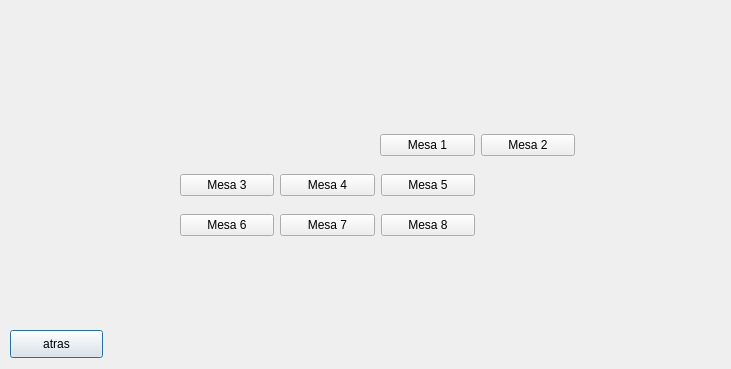
First picture: the form in Restaurante/mesasucursal.ui, repository kpzaolod6000/HELLOWORLD, before the edit.
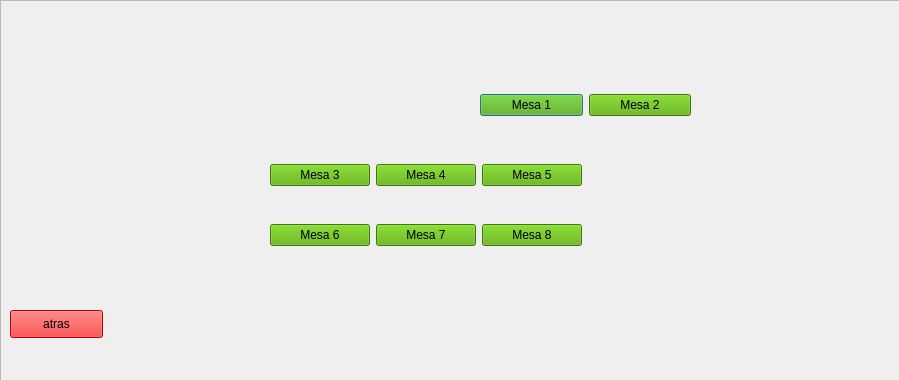
Second picture: the form after the edit. Icons and pictures are not drawn.

The edit to the form file:
```diff
--- a/Restaurante/mesasucursal.ui
+++ b/Restaurante/mesasucursal.ui
@@ -6,38 +6,85 @@
    <rect>
     <x>0</x>
     <y>0</y>
-    <width>731</width>
-    <height>369</height>
+    <width>899</width>
+    <height>380</height>
    </rect>
   </property>
   <property name="windowTitle">
    <string>Dialog</string>
   </property>
-  <widget class="QPushButton" name="pushButton_back">
+  <property name="styleSheet">
+   <string notr="true"/>
+  </property>
+  <widget class="QFrame" name="frame">
    <property name="geometry">
     <rect>
-     <x>10</x>
-     <y>330</y>
-     <width>93</width>
-     <height>28</height>
+     <x>0</x>
+     <y>0</y>
+     <width>901</width>
+     <height>381</height>
     </rect>
    </property>
-   <property name="text">
-    <string>atras</string>
+   <property name="styleSheet">
+    <string notr="true">background-image: url(:/image/bf0bb9f7716c4707c39393503ce005f6.jpg);</string>
    </property>
+   <property name="frameShape">
+    <enum>QFrame::StyledPanel</enum>
+   </property>
+   <property name="frameShadow">
+    <enum>QFrame::Raised</enum>
+   </property>
   </widget>
   <widget class="QWidget" name="layoutWidget">
    <property name="geometry">
     <rect>
-     <x>180</x>
-     <y>170</y>
-     <width>295</width>
+     <x>480</x>
+     <y>90</y>
+     <width>211</width>
+     <height>30</height>
+    </rect>
+   </property>
+   <layout class="QHBoxLayout" name="horizontalLayout_3">
+    <item>
+     <widget class="QPushButton" name="pushButton_mesa1">
+      <property name="styleSheet">
+       <string notr="true">
+background-color: rgb(85, 170, 0);</string>
+      </property>
+      <property name="text">
+       <string>Mesa 1</string>
+      </property>
+     </widget>
+    </item>
+    <item>
+     <widget class="QPushButton" name="pushButton_mesa2">
+      <property name="styleSheet">
+       <string notr="true">
+background-color: rgb(85, 170, 0);</string>
+      </property>
+      <property name="text">
+       <string>Mesa 2</string>
+      </property>
+     </widget>
+    </item>
+   </layout>
+  </widget>
+  <widget class="QWidget" name="layoutWidget">
+   <property name="geometry">
+    <rect>
+     <x>270</x>
+     <y>160</y>
+     <width>312</width>
      <height>30</height>
     </rect>
    </property>
    <layout class="QHBoxLayout" name="horizontalLayout">
     <item>
      <widget class="QPushButton" name="pushButton_mesa3">
+      <property name="styleSheet">
+       <string notr="true">
+background-color: rgb(85, 170, 0);</string>
+      </property>
       <property name="text">
        <string>Mesa 3</string>
       </property>
@@ -45,6 +92,10 @@
     </item>
     <item>
      <widget class="QPushButton" name="pushButton_mesa4">
+      <property name="styleSheet">
+       <string notr="true">
+background-color: rgb(85, 170, 0);</string>
+      </property>
       <property name="text">
        <string>Mesa 4</string>
       </property>
@@ -52,25 +103,36 @@
     </item>
     <item>
      <widget class="QPushButton" name="pushButton_mesa5">
+      <property name="styleSheet">
+       <string notr="true">
+background-color: rgb(85, 170, 0);</string>
+      </property>
       <property name="text">
        <string>Mesa 5</string>
       </property>
      </widget>
     </item>
    </layout>
+   <zorder>pushButton_mesa5</zorder>
+   <zorder>pushButton_mesa4</zorder>
+   <zorder>pushButton_mesa3</zorder>
   </widget>
   <widget class="QWidget" name="layoutWidget">
    <property name="geometry">
     <rect>
-     <x>180</x>
-     <y>210</y>
-     <width>295</width>
+     <x>270</x>
+     <y>220</y>
+     <width>312</width>
      <height>30</height>
     </rect>
    </property>
    <layout class="QHBoxLayout" name="horizontalLayout_2">
     <item>
      <widget class="QPushButton" name="pushButton_mesa6">
+      <property name="styleSheet">
+       <string notr="true">
+background-color: rgb(85, 170, 0);</string>
+      </property>
       <property name="text">
        <string>Mesa 6</string>
       </property>
@@ -78,6 +140,10 @@
     </item>
     <item>
      <widget class="QPushButton" name="pushButton_mesa7">
+      <property name="styleSheet">
+       <string notr="true">
+background-color: rgb(85, 170, 0);</string>
+      </property>
       <property name="text">
        <string>Mesa 7</string>
       </property>
@@ -85,38 +151,35 @@
     </item>
     <item>
      <widget class="QPushButton" name="pushButton_mesa8">
+      <property name="styleSheet">
+       <string notr="true">
+background-color: rgb(85, 170, 0);</string>
+      </property>
       <property name="text">
        <string>Mesa 8</string>
       </property>
      </widget>
     </item>
    </layout>
+   <zorder>pushButton_mesa8</zorder>
+   <zorder>pushButton_mesa7</zorder>
+   <zorder>pushButton_mesa6</zorder>
   </widget>
-  <widget class="QWidget" name="layoutWidget">
+  <widget class="QPushButton" name="pushButton_back">
    <property name="geometry">
     <rect>
-     <x>380</x>
-     <y>130</y>
-     <width>195</width>
-     <height>30</height>
+     <x>10</x>
+     <y>310</y>
+     <width>93</width>
+     <height>28</height>
     </rect>
    </property>
-   <layout class="QHBoxLayout" name="horizontalLayout_3">
-    <item>
-     <widget class="QPushButton" name="pushButton_mesa1">
-      <property name="text">
-       <string>Mesa 1</string>
-      </property>
-     </widget>
-    </item>
-    <item>
-     <widget class="QPushButton" name="pushButton_mesa2">
-      <property name="text">
-       <string>Mesa 2</string>
-      </property>
-     </widget>
-    </item>
-   </layout>
+   <property name="styleSheet">
+    <string notr="true">background-color: rgb(255, 0, 0);</string>
+   </property>
+   <property name="text">
+    <string>atras</string>
+   </property>
   </widget>
  </widget>
  <resources/>
```
